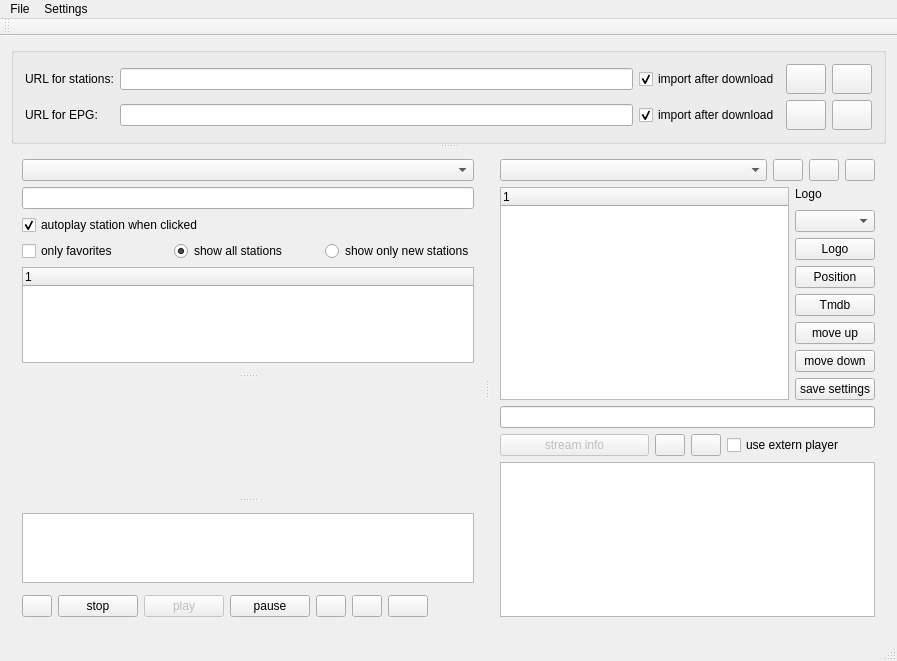
Old version of the form mainwindow.ui in the repository sgersing73/m3uMan.
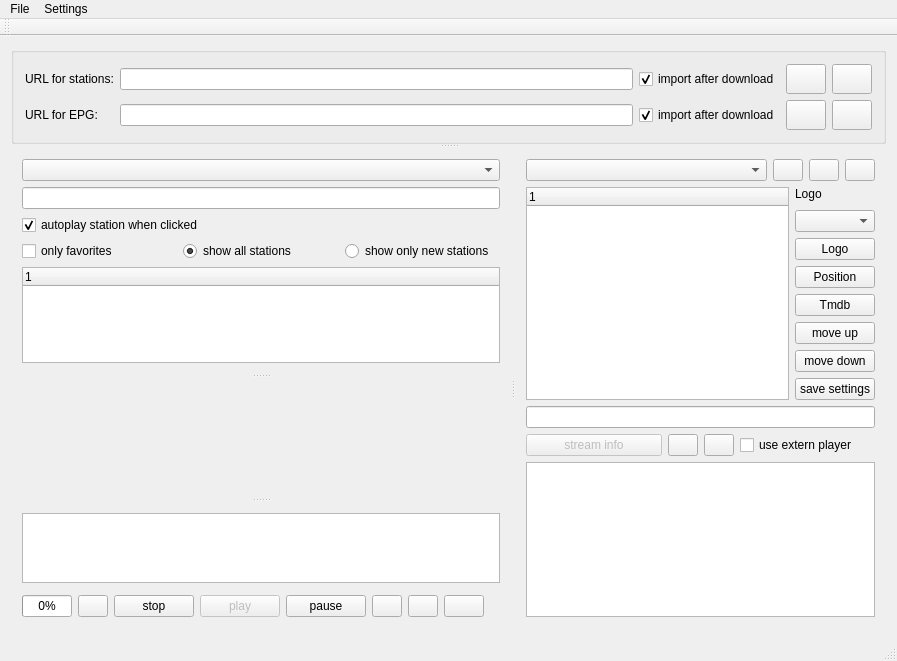
New version of the form. Icons and pictures are not drawn. Custom widgets are drawn as their Qt base class.

```diff
--- a/mainwindow.ui
+++ b/mainwindow.ui
@@ -293,6 +293,19 @@
            </item>
            <item row="2" column="0">
             <layout class="QHBoxLayout" name="horizontalLayout_5">
+             <item>
+              <widget class="QProgressBar" name="pgbBuffer">
+               <property name="maximumSize">
+                <size>
+                 <width>50</width>
+                 <height>16777215</height>
+                </size>
+               </property>
+               <property name="value">
+                <number>0</number>
+               </property>
+              </widget>
+             </item>
              <item>
               <widget class="QPushButton" name="cmdMoveBackward">
                <property name="maximumSize">
```
Left out of the diff: 2 changed lines with no effect on the pictures.
